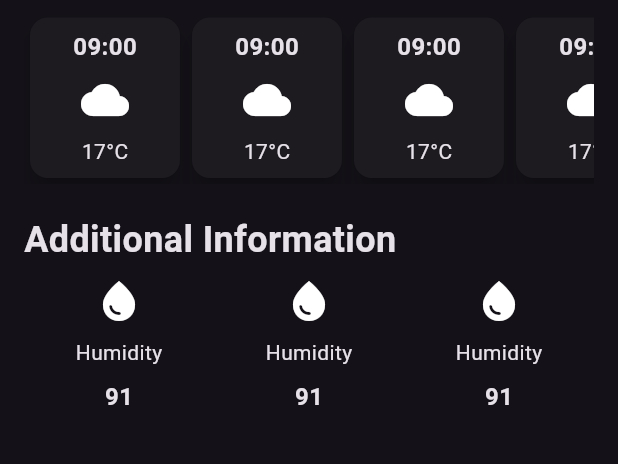
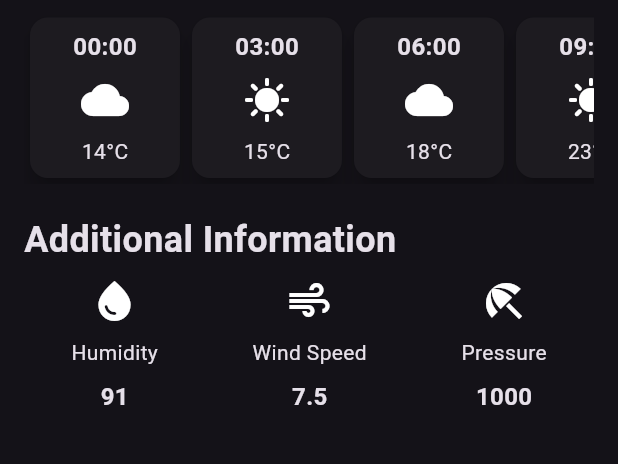
Before and after one commit to magdalenalonc/weather_app, a Flutter app: the screen it shows after launch, on a phone screen of 412 x 824 dp, the part 491-955 px from its top. Run offline on Flutter 3.47's test engine with Material 3 defaults, Android fonts, the phone set to English and light mode, and no system bars.

Commit message:
Pass arguments using contructor

```diff
--- a/lib/additional_info_item.dart
+++ b/lib/additional_info_item.dart
@@ -3,22 +3,29 @@ import 'package:flutter/material.dart';
 class AdditionalInfoItem extends StatelessWidget {
   const AdditionalInfoItem({
     super.key,
+    required this.icon,
+    required this.label,
+    required this.value,
   });
+
+  final IconData icon;
+  final String label;
+  final String value;
 
   @override
   Widget build(BuildContext context) {
-    return const Column(
+    return Column(
       children: [
         Icon(
-          Icons.water_drop,
+          icon,
           size: 32,
         ),
-        SizedBox(height: 8),
-        Text('Humidity'),
-        SizedBox(height: 8),
+        const SizedBox(height: 8),
+        Text(label),
+        const SizedBox(height: 8),
         Text(
-          '91',
-          style: TextStyle(
+          value,
+          style: const TextStyle(
             fontSize: 16,
             fontWeight: FontWeight.bold,
           ),
--- a/lib/hourly_forecast_item.dart
+++ b/lib/hourly_forecast_item.dart
@@ -3,7 +3,14 @@ import 'package:flutter/material.dart';
 class HourlyForecastItem extends StatelessWidget {
   const HourlyForecastItem({
     super.key,
+    required this.time,
+    required this.icon,
+    required this.temperature,
   });
+
+  final String time;
+  final IconData icon;
+  final String temperature;
 
   @override
   Widget build(BuildContext context) {
@@ -15,24 +22,22 @@ class HourlyForecastItem extends StatelessWidget {
         decoration: BoxDecoration(
           borderRadius: BorderRadius.circular(18),
         ),
-        child: const Column(
+        child: Column(
           children: [
             Text(
-              '09:00',
-              style: TextStyle(
+              time,
+              style: const TextStyle(
                 fontSize: 16,
                 fontWeight: FontWeight.bold,
               ),
             ),
-            SizedBox(height: 8),
+            const SizedBox(height: 8),
             Icon(
-              Icons.cloud,
+              icon,
               size: 32,
             ),
-            SizedBox(height: 8),
-            Text(
-              '17°C',
-            ),
+            const SizedBox(height: 8),
+            Text(temperature),
           ],
         ),
       ),
--- a/lib/weather_screen.dart
+++ b/lib/weather_screen.dart
@@ -87,11 +87,31 @@ class WeatherScreen extends StatelessWidget {
               scrollDirection: Axis.horizontal,
               child: Row(
                 children: [
-                  HourlyForecastItem(),
-                  HourlyForecastItem(),
-                  HourlyForecastItem(),
-                  HourlyForecastItem(),
-                  HourlyForecastItem(),
+                  HourlyForecastItem(
+                    time: '00:00',
+                    icon: Icons.cloud,
+                    temperature: '14°C',
+                  ),
+                  HourlyForecastItem(
+                    time: '03:00',
+                    icon: Icons.sunny,
+                    temperature: '15°C',
+                  ),
+                  HourlyForecastItem(
+                    time: '06:00',
+                    icon: Icons.cloud,
+                    temperature: '18°C',
+                  ),
+                  HourlyForecastItem(
+                    time: '09:00',
+                    icon: Icons.sunny,
+                    temperature: '23°C',
+                  ),
+                  HourlyForecastItem(
+                    time: '12:00',
+                    icon: Icons.sunny,
+                    temperature: '26°C',
+                  ),
                 ],
               ),
             ),
@@ -105,12 +125,24 @@ class WeatherScreen extends StatelessWidget {
               ),
             ),
             const SizedBox(height: 8),
-            Row(
+            const Row(
               mainAxisAlignment: MainAxisAlignment.spaceAround,
               children: [
-                AdditionalInfoItem(),
-                AdditionalInfoItem(),
-                AdditionalInfoItem(),
+                AdditionalInfoItem(
+                  icon: Icons.water_drop,
+                  label: 'Humidity',
+                  value: '91',
+                ),
+                AdditionalInfoItem(
+                  icon: Icons.air,
+                  label: 'Wind Speed',
+                  value: '7.5',
+                ),
+                AdditionalInfoItem(
+                  icon: Icons.beach_access,
+                  label: 'Pressure',
+                  value: '1000',
+                ),
               ],
             ),
           ],
```
